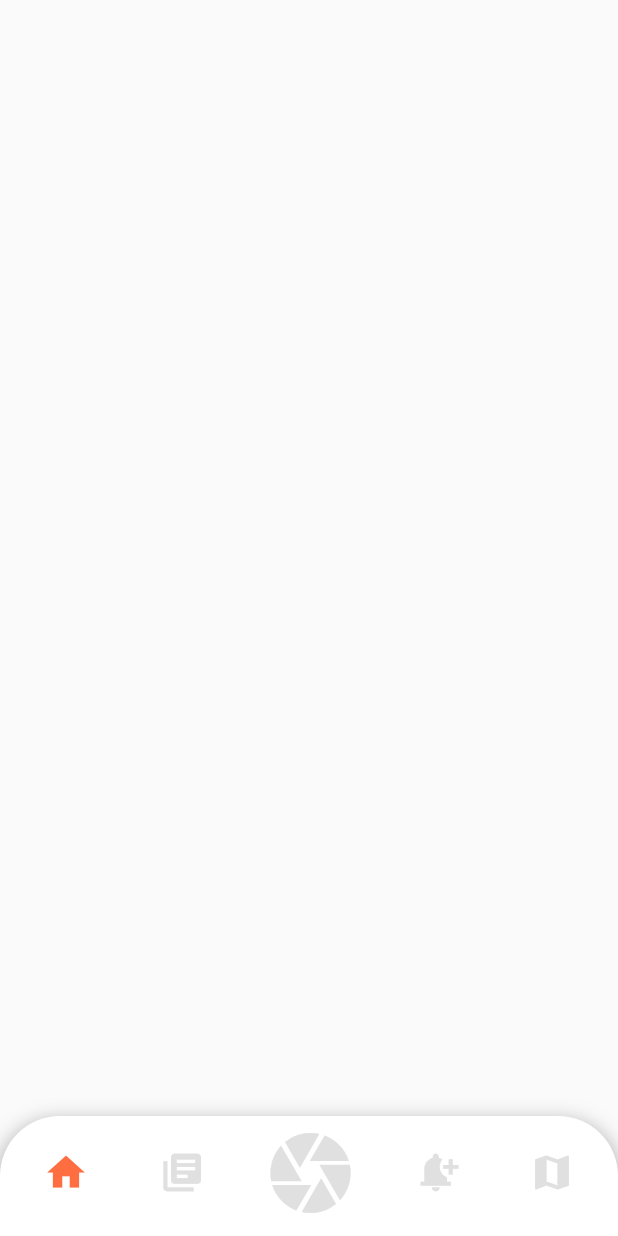
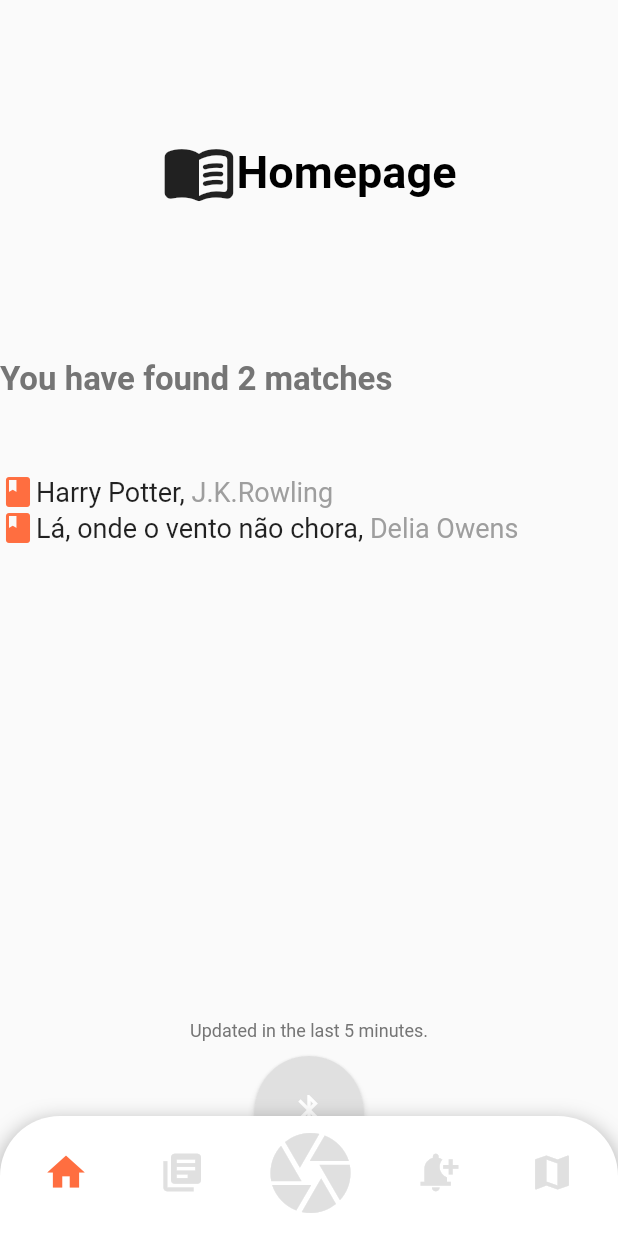
Before and after one commit to tomasfilipe7/Give_N_Read, a Flutter app: the screen it shows after launch, on a phone screen of 412 x 824 dp. Run offline on Flutter 3.47's test engine with Material 2 defaults, Android fonts, the phone set to English and light mode, and no system bars; our stand-ins replace flutter_blue, google_maps_flutter; missing offline and left inert: qr_code_scanner.

Commit message:
Homepage and some bluetooth

```diff
--- /dev/null
+++ b/lib/bluetooth_button.dart
@@ -0,0 +1,52 @@
+import 'package:flutter/material.dart';
+import 'package:flutter_blue/flutter_blue.dart';
+
+class BluetoothButton extends StatefulWidget {
+  const BluetoothButton({Key? key}) : super(key: key);
+
+  @override
+  _BluetoothButtonState createState() => _BluetoothButtonState();
+}
+
+class _BluetoothButtonState extends State<BluetoothButton> {
+  bool _isScanning = false;
+  final FlutterBlue flutterBlue = FlutterBlue.instance;
+  final List<BluetoothDevice> devicesList = <BluetoothDevice>[];
+  @override
+  Widget build(BuildContext context) {
+    return Column(mainAxisAlignment: MainAxisAlignment.start, children: [
+      Text(
+        "Updated in the last 5 minutes.",
+        style: TextStyle(fontSize: 12, color: Colors.grey[600]),
+      ),
+      SizedBox(
+        height: 10,
+      ),
+      ElevatedButton(
+        onPressed: ScanForDevices,
+        child: Icon(
+          _isScanning == false
+              ? Icons.bluetooth
+              : Icons.bluetooth_searching_rounded,
+          color: Colors.white,
+        ),
+        style: ElevatedButton.styleFrom(
+            shape: CircleBorder(),
+            padding: EdgeInsets.all(24),
+            primary: _isScanning == false
+                ? Colors.grey[300]
+                : Theme.of(context).colorScheme.secondary),
+      ),
+    ]);
+  }
+
+  void ScanForDevices() {
+    setState(() {
+      if (_isScanning == true) {
+        _isScanning = false;
+      } else {
+        _isScanning = true;
+      }
+    });
+  }
+}
--- a/lib/homepage.dart
+++ b/lib/homepage.dart
@@ -1,8 +1,10 @@
 import 'package:flutter/material.dart';
+import 'package:give_n_read/bluetooth_button.dart';
 import 'package:give_n_read/bottomnavbar.dart';
+import 'package:give_n_read/matches_list.dart';
 
 class HomePage extends StatefulWidget {
-  const HomePage({ Key? key }) : super(key: key);
+  const HomePage({Key? key}) : super(key: key);
 
   @override
   _HomePageState createState() => _HomePageState();
@@ -11,8 +13,37 @@ class HomePage extends StatefulWidget {
 class _HomePageState extends State<HomePage> {
   @override
   Widget build(BuildContext context) {
-    return const Scaffold(
+    return Scaffold(
       bottomNavigationBar: BottomNavBar(idx: 0),
+      body: Column(
+        crossAxisAlignment: CrossAxisAlignment.center,
+        children: [
+          SizedBox(
+            height: 90,
+          ),
+          Row(
+            mainAxisAlignment: MainAxisAlignment.center,
+            children: [
+              Icon(
+                Icons.menu_book_rounded,
+                size: 50,
+              ),
+              Text(
+                "Homepage",
+                style: TextStyle(
+                    color: Colors.black,
+                    fontWeight: FontWeight.bold,
+                    fontSize: 30),
+              ),
+            ],
+          ),
+          SizedBox(
+            height: 90,
+          ),
+          Matches_List(),
+          BluetoothButton(),
+        ],
+      ),
     );
   }
 }
--- /dev/null
+++ b/lib/matches_list.dart
@@ -0,0 +1,81 @@
+import 'package:flutter/material.dart';
+
+class Matches_List extends StatefulWidget {
+  const Matches_List({Key? key}) : super(key: key);
+
+  @override
+  _Matches_ListState createState() => _Matches_ListState();
+}
+
+class _Matches_ListState extends State<Matches_List> {
+  int matches_found = 2;
+  @override
+  Widget build(BuildContext context) {
+    return Container(
+      height: 450,
+      child: Column(
+        crossAxisAlignment: CrossAxisAlignment.start,
+        mainAxisAlignment: MainAxisAlignment.start,
+        children: [
+          SizedBox(
+            height: 10,
+          ),
+          matches_found == 0
+              ? Text(
+                  'No matches were found',
+                  style: TextStyle(
+                      color: Colors.grey[600],
+                      fontWeight: FontWeight.bold,
+                      fontSize: 22),
+                  textAlign: TextAlign.left,
+                )
+              : Text(
+                  "You have found $matches_found matches",
+                  style: TextStyle(
+                      color: Colors.grey[600],
+                      fontWeight: FontWeight.bold,
+                      fontSize: 22),
+                  textAlign: TextAlign.left,
+                ),
+          SizedBox(
+            height: 50,
+          ),
+          Column(
+            mainAxisAlignment: MainAxisAlignment.spaceAround,
+            children: [
+              Row(
+                mainAxisAlignment: MainAxisAlignment.start,
+                children: [
+                  Icon(
+                    Icons.book_rounded,
+                    color: Theme.of(context).colorScheme.secondary,
+                  ),
+                  Text(
+                    "Harry Potter, ",
+                    style: TextStyle(fontSize: 18),
+                  ),
+                  Text(
+                    "J.K.Rowling",
+                    style: TextStyle(color: Colors.grey[500], fontSize: 18),
+                  )
+                ],
+              ),
+              Row(
+                children: [
+                  Icon(Icons.book_rounded,
+                      color: Theme.of(context).colorScheme.secondary),
+                  Text("Lá, onde o vento não chora, ",
+                      style: TextStyle(fontSize: 18)),
+                  Text(
+                    "Delia Owens",
+                    style: TextStyle(color: Colors.grey[500], fontSize: 18),
+                  )
+                ],
+              )
+            ],
+          )
+        ],
+      ),
+    );
+  }
+}
--- a/pubspec.yaml
+++ b/pubspec.yaml
@@ -36,6 +36,7 @@ dependencies:
   cupertino_icons: ^1.0.2
   qr_code_scanner: ^0.4.0
   google_maps_flutter: ^2.0.11
+  flutter_blue: ^0.8.0
   # url_launcher: ^6.0.3
 
 
```
Also changed, not shown: pubspec.lock, 1 other file.
